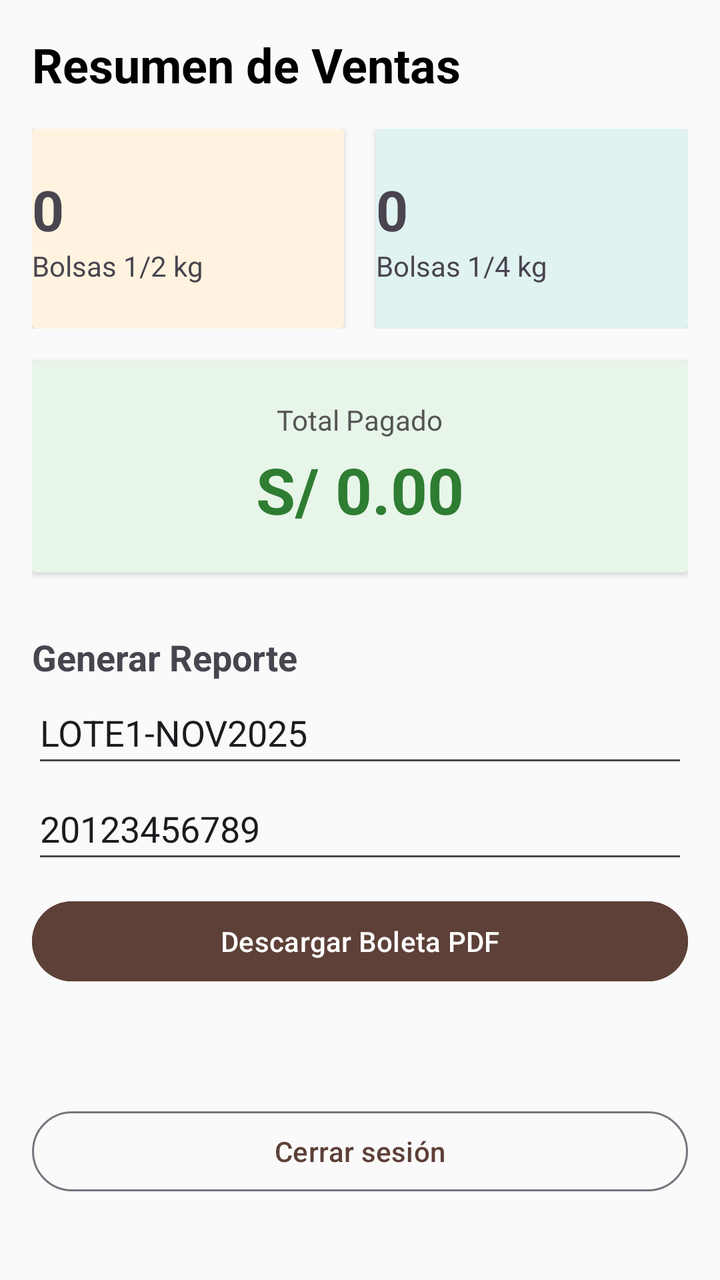
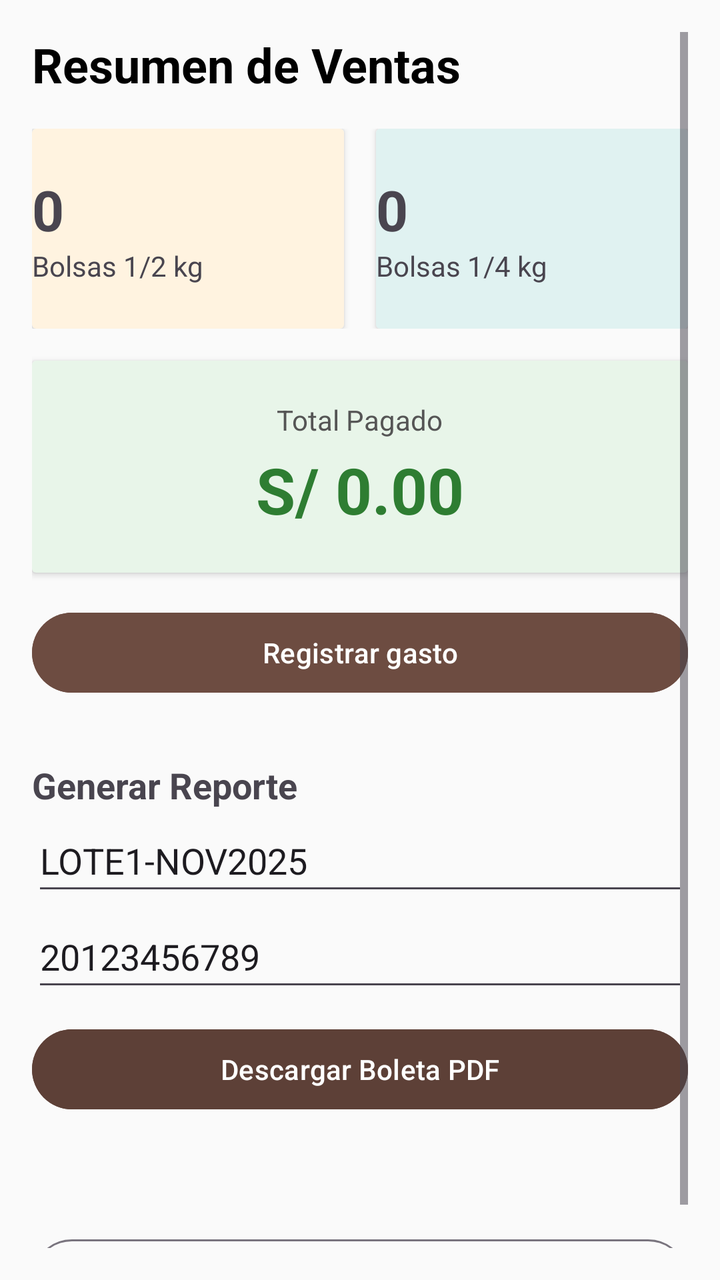

An Android layout rendered at two revisions. The XML below is the earlier revision; the diff shows what the commit changed to produce the second picture.
<!-- AndroidManifest.xml: application theme Theme.CajaiCafeAdministracion -->
<!-- res/layout/fragment_dashboard.xml -->
<?xml version="1.0" encoding="utf-8"?>
<ScrollView xmlns:android="http://schemas.android.com/apk/res/android"
    android:layout_width="match_parent"
    android:layout_height="match_parent"
    android:background="#FAFAFA"
    android:padding="16dp">


    <LinearLayout
        android:orientation="vertical"
        android:layout_width="match_parent"
        android:layout_height="wrap_content">


        <TextView
            android:text="Resumen de Ventas"
            android:textSize="24sp"
            android:textStyle="bold"
            android:textColor="@android:color/black"
            android:layout_marginBottom="16dp"
            android:layout_height="match_parent"  android:layout_width="match_parent"/>

        <LinearLayout
            android:orientation="horizontal"
            android:weightSum="2"
            android:layout_width="match_parent"
            android:layout_height="wrap_content">

            <androidx.cardview.widget.CardView
                android:layout_width="0dp"
                android:layout_weight="1"
                android:layout_height="100dp"
                android:layout_marginEnd="8dp"
                android:backgroundTint="#FFF3E0">
                <LinearLayout
                    android:gravity="center"
                    android:orientation="vertical"
                    android:layout_width="match_parent"
                    android:layout_height="match_parent">
                    <TextView
                        android:id="@+id/tvTotalMedioKilo"
                        android:text="0"
                        android:textSize="28sp"
                        android:textStyle="bold" android:layout_height="wrap_content" android:layout_width="match_parent"/>
                    <TextView
                        android:text="Bolsas 1/2 kg"
                        android:textSize="14sp" android:layout_height="wrap_content" android:layout_width="match_parent"/>
                </LinearLayout>
            </androidx.cardview.widget.CardView>


            <androidx.cardview.widget.CardView
                android:layout_width="0dp"
                android:layout_weight="1"
                android:layout_height="100dp"
                android:layout_marginStart="8dp"
                android:backgroundTint="#E0F2F1">
                <LinearLayout
                    android:gravity="center"
                    android:orientation="vertical"
                    android:layout_width="match_parent"
                    android:layout_height="match_parent">
                    <TextView
                        android:id="@+id/tvTotalCuartoKilo"
                        android:text="0"
                        android:textSize="28sp"
                        android:textStyle="bold" android:layout_height="wrap_content" android:layout_width="match_parent"/>
                    <TextView
                        android:text="Bolsas 1/4 kg"
                        android:textSize="14sp" android:layout_height="wrap_content" android:layout_width="match_parent"/>
                </LinearLayout>
            </androidx.cardview.widget.CardView>
        </LinearLayout>
        <androidx.cardview.widget.CardView
            android:layout_width="match_parent"
            android:layout_height="wrap_content"
            android:layout_marginTop="16dp"
            android:backgroundTint="#E8F5E9"> <LinearLayout
            android:layout_width="match_parent"
            android:layout_height="wrap_content"
            android:orientation="vertical"
            android:padding="20dp"
            android:gravity="center">

            <TextView
                android:text="Total Pagado"
                android:textSize="14sp"
                android:textColor="#555555"
                android:layout_width="wrap_content"
                android:layout_height="wrap_content"/>

            <TextView
                android:id="@+id/tvTotalDinero"
                android:text="S/ 0.00"
                android:textSize="32sp"
                android:textStyle="bold"
                android:textColor="#2E7D32"
                android:layout_marginTop="4dp"
                android:layout_width="wrap_content"
                android:layout_height="wrap_content"/>
        </LinearLayout>
        </androidx.cardview.widget.CardView>

        <TextView
            android:text="Generar Reporte"
            android:layout_marginTop="30dp"
            android:textSize="18sp"
            android:textStyle="bold" android:layout_height="wrap_content"  android:layout_width="match_parent"/>

        <EditText
            android:id="@+id/etLote"
            android:layout_width="match_parent"
            android:layout_height="wrap_content"
            android:hint="Nombre del Lote"
            android:minHeight="48dp"
            android:text="LOTE1-NOV2025" />

        <EditText
            android:id="@+id/etRuc"
            android:layout_width="match_parent"
            android:layout_height="wrap_content"
            android:hint="RUC / DNI"
            android:minHeight="48dp"
            android:text="20123456789" />

        <Button
            android:id="@+id/btnExportarPDF"
            android:layout_width="match_parent"
            android:layout_height="wrap_content"
            android:text="Descargar Boleta PDF"
            android:backgroundTint="#5D4037"
            android:textColor="#FFFFFF"
            android:layout_marginTop="10dp"/>

        <TextView
            android:id="@+id/tvSesion"
            android:layout_width="match_parent"
            android:layout_height="wrap_content"
            android:layout_marginTop="30dp"
            android:textColor="#555555"
            android:textSize="14sp" />

        <Button
            android:id="@+id/btnCerrarSesion"
            style="?attr/materialButtonOutlinedStyle"
            android:layout_width="match_parent"
            android:layout_height="wrap_content"
            android:layout_marginTop="8dp"
            android:text="Cerrar sesión"
            android:textColor="#5D4037" />

    </LinearLayout>
</ScrollView>
<!-- resources referenced by this layout -->
<resources>
  <style name="Theme.CajaiCafeAdministracion" parent="Base.Theme.CajaiCafeAdministracion" />
  <style name="Base.Theme.CajaiCafeAdministracion" parent="Theme.Material3.DayNight.NoActionBar">
          
          
      </style>
</resources>

<!-- the commit's change to res/layout/fragment_dashboard.xml (unified diff, before → after) -->
@@ -101,6 +101,15 @@
         </LinearLayout>
         </androidx.cardview.widget.CardView>
 
+        <Button
+            android:id="@+id/btnRegistrarGasto"
+            android:layout_width="match_parent"
+            android:layout_height="wrap_content"
+            android:layout_marginTop="16dp"
+            android:backgroundTint="@color/cafeMedio"
+            android:textColor="#FFFFFF"
+            android:text="Registrar gasto" />
+
         <TextView
             android:text="Generar Reporte"
             android:layout_marginTop="30dp"
<!-- resource entries referenced after the edit -->
@@ -1,5 +1,6 @@
 <!-- resources referenced by this layout -->
 <resources>
+  <color name="cafeMedio">#6D4C41</color>
   <style name="Theme.CajaiCafeAdministracion" parent="Base.Theme.CajaiCafeAdministracion" />
   <style name="Base.Theme.CajaiCafeAdministracion" parent="Theme.Material3.DayNight.NoActionBar">
           
